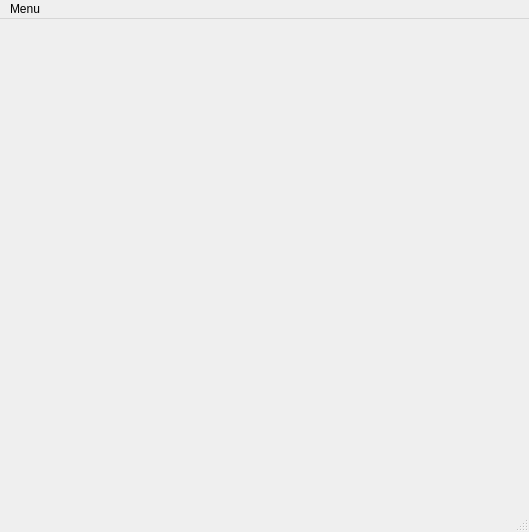
The window that PersonneGUI/PersonneGUI.ui (stdab2/stdab2.github.io) describes before a commit, drawn with Qt 5.
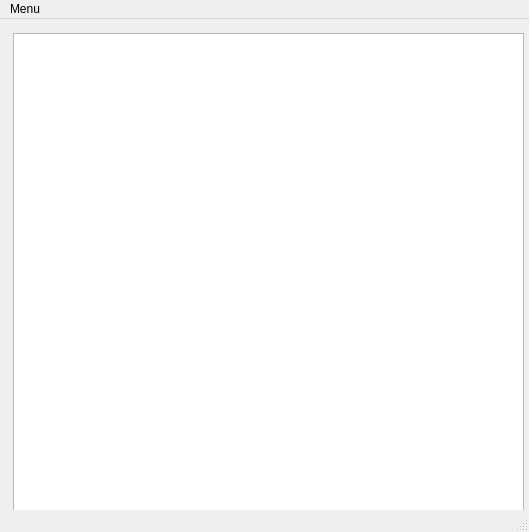
The same window after the commit.

Diff of the .ui file:
```diff
--- a/PersonneGUI/PersonneGUI.ui
+++ b/PersonneGUI/PersonneGUI.ui
@@ -13,7 +13,18 @@
   <property name="windowTitle">
    <string>PersonneGUI</string>
   </property>
-  <widget class="QWidget" name="centralwidget"/>
+  <widget class="QWidget" name="centralwidget">
+   <widget class="QTextEdit" name="affichage">
+    <property name="geometry">
+     <rect>
+      <x>13</x>
+      <y>14</y>
+      <width>511</width>
+      <height>481</height>
+     </rect>
+    </property>
+   </widget>
+  </widget>
   <widget class="QMenuBar" name="menubar">
    <property name="geometry">
     <rect>
```
Left out of the diff: 19 changed lines with no effect on the pictures.
